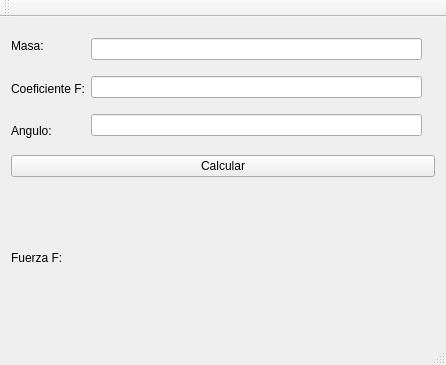
Above: fisica/mainwindow.ui from AntiDesert5/Problema04 before the change. Below: the same form after it.
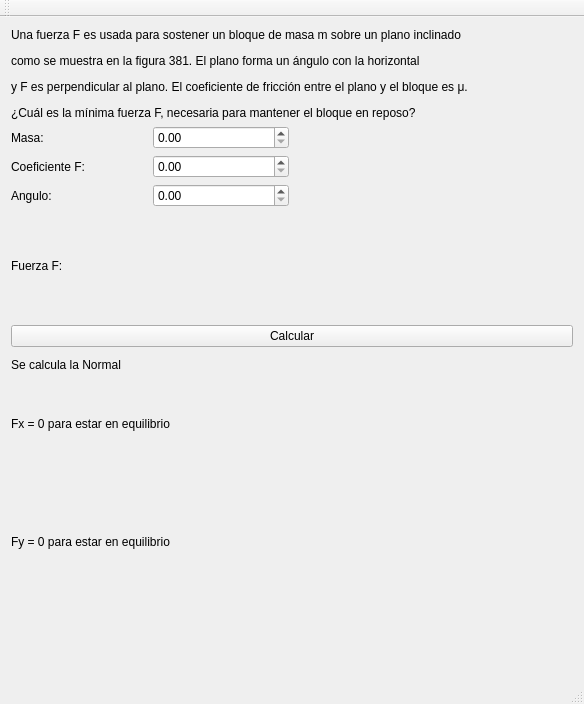
That is the form after the change. Icons and pictures are not drawn.

```diff
--- a/fisica/mainwindow.ui
+++ b/fisica/mainwindow.ui
@@ -6,8 +6,8 @@
    <rect>
     <x>0</x>
     <y>0</y>
-    <width>446</width>
-    <height>365</height>
+    <width>584</width>
+    <height>704</height>
    </rect>
   </property>
   <property name="windowTitle">
@@ -18,14 +18,25 @@
     <item row="0" column="0">
      <layout class="QVBoxLayout" name="verticalLayout_4">
       <item>
-       <layout class="QVBoxLayout" name="verticalLayout_3">
+       <layout class="QVBoxLayout" name="verticalLayout_6">
         <item>
-         <layout class="QHBoxLayout" name="horizontalLayout_2">
+         <layout class="QVBoxLayout" name="verticalLayout_5">
           <item>
-           <layout class="QHBoxLayout" name="horizontalLayout">
+           <layout class="QVBoxLayout" name="verticalLayout_2">
+            <item>
+             <widget class="QLabel" name="label_6">
+              <property name="text">
+               <string>&lt;html&gt;&lt;head/&gt;&lt;body&gt;&lt;p align=&quot;justify&quot;&gt;Una fuerza F es usada para sostener un bloque de masa m sobre un plano inclinado &lt;/p&gt;&lt;p align=&quot;justify&quot;&gt;como se muestra en la figura 381. El plano forma un ángulo con la horizontal &lt;/p&gt;&lt;p align=&quot;justify&quot;&gt;y F es perpendicular al plano.  El coeficiente de fricción entre el plano y el bloque es μ. &lt;/p&gt;&lt;p align=&quot;justify&quot;&gt;¿Cuál es la mínima fuerza F, necesaria para mantener el bloque en reposo? &lt;/p&gt;&lt;/body&gt;&lt;/html&gt;</string>
+              </property>
+             </widget>
+            </item>
+            <item>
+             <layout class="QHBoxLayout" name="horizontalLayout_5">
             <item>
              <layout class="QVBoxLayout" name="verticalLayout">
               <item>
+                 <layout class="QHBoxLayout" name="horizontalLayout">
+                  <item>
                <widget class="QLabel" name="label_3">
                 <property name="text">
                  <string>Masa:</string>
@@ -33,6 +44,17 @@
                </widget>
               </item>
               <item>
+                   <widget class="QDoubleSpinBox" name="Masa">
+                    <property name="maximum">
+                     <double>99.000000000000000</double>
+                    </property>
+                   </widget>
+                  </item>
+                 </layout>
+                </item>
+                <item>
+                 <layout class="QHBoxLayout" name="horizontalLayout_2">
+                  <item>
                <widget class="QLabel" name="label_4">
                 <property name="text">
                  <string>Coeficiente F:</string>
@@ -40,24 +62,29 @@
                </widget>
               </item>
               <item>
+                   <widget class="QDoubleSpinBox" name="Coeficiente">
+                    <property name="maximum">
+                     <double>1.000000000000000</double>
+                    </property>
+                   </widget>
+                  </item>
+                 </layout>
+                </item>
+                <item>
+                 <layout class="QHBoxLayout" name="horizontalLayout_4">
+                  <item>
                <widget class="QLabel" name="label_5">
                 <property name="text">
                  <string>Angulo:</string>
                 </property>
                </widget>
               </item>
-             </layout>
-            </item>
             <item>
-             <layout class="QVBoxLayout" name="verticalLayout_2">
-              <item>
-               <widget class="QLineEdit" name="Masa"/>
-              </item>
-              <item>
-               <widget class="QLineEdit" name="Coeficiente"/>
-              </item>
-              <item>
-               <widget class="QLineEdit" name="Angulo"/>
+                   <widget class="QDoubleSpinBox" name="Angulo">
+                    <property name="maximum">
+                     <double>360.000000000000000</double>
+                    </property>
+                   </widget>
               </item>
              </layout>
             </item>
@@ -78,13 +105,6 @@
           </item>
          </layout>
         </item>
-        <item>
-         <widget class="QPushButton" name="Calcula">
-          <property name="text">
-           <string>Calcular</string>
-          </property>
-         </widget>
-        </item>
        </layout>
       </item>
       <item>
@@ -107,6 +127,98 @@
       </item>
      </layout>
     </item>
+        <item>
+         <widget class="QPushButton" name="Calcula">
+          <property name="text">
+           <string>Calcular</string>
+          </property>
+         </widget>
+        </item>
+       </layout>
+      </item>
+      <item>
+       <layout class="QVBoxLayout" name="verticalLayout_3">
+        <item>
+         <widget class="QLabel" name="label_7">
+          <property name="text">
+           <string>Se calcula la Normal</string>
+          </property>
+         </widget>
+        </item>
+        <item>
+         <widget class="QLabel" name="info1">
+          <property name="text">
+           <string/>
+          </property>
+         </widget>
+        </item>
+        <item>
+         <widget class="QLabel" name="label_8">
+          <property name="text">
+           <string>Fx = 0 para estar en equilibrio</string>
+          </property>
+         </widget>
+        </item>
+        <item>
+         <widget class="QLabel" name="info2">
+          <property name="text">
+           <string/>
+          </property>
+         </widget>
+        </item>
+        <item>
+         <widget class="QLabel" name="info3">
+          <property name="text">
+           <string/>
+          </property>
+         </widget>
+        </item>
+        <item>
+         <widget class="QLabel" name="info4">
+          <property name="text">
+           <string/>
+          </property>
+         </widget>
+        </item>
+        <item>
+         <widget class="QLabel" name="label_9">
+          <property name="text">
+           <string>Fy = 0 para estar en equilibrio</string>
+          </property>
+         </widget>
+        </item>
+        <item>
+         <widget class="QLabel" name="info5">
+          <property name="text">
+           <string/>
+          </property>
+         </widget>
+        </item>
+        <item>
+         <widget class="QLabel" name="info6">
+          <property name="text">
+           <string/>
+          </property>
+         </widget>
+        </item>
+        <item>
+         <widget class="QLabel" name="info7">
+          <property name="text">
+           <string/>
+          </property>
+         </widget>
+        </item>
+        <item>
+         <widget class="QLabel" name="info8">
+          <property name="text">
+           <string/>
+          </property>
+         </widget>
+        </item>
+       </layout>
+      </item>
+     </layout>
+    </item>
    </layout>
   </widget>
   <widget class="QMenuBar" name="menuBar">
```
Left out of the diff: 2 changed lines with no effect on the pictures. Lines whose indentation alone changed are shown as unchanged.
